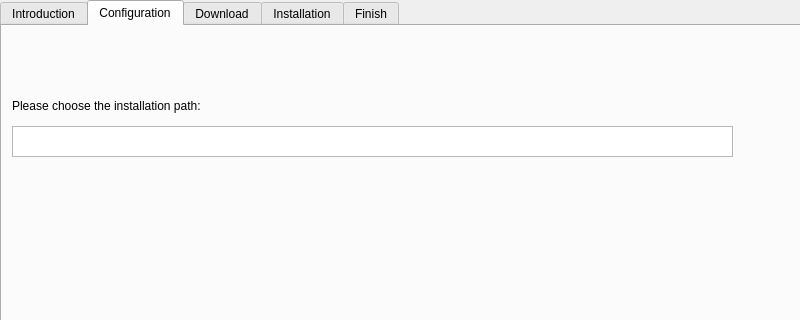
This is mainwindow.ui in WingsOfAltair/QtCPP-Installer as Qt 5 draws it before an edit; both pictures show x 0 to 800 and y 0 to 320 of the 800 by 648 pixel window. The edited form follows.
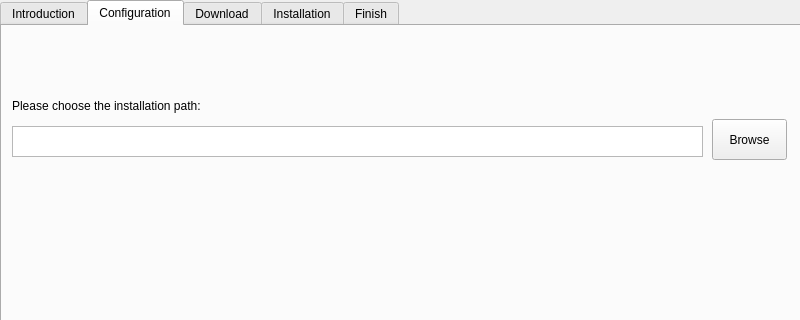
This is the edited form. The open tabs and pages were chosen to show the change.

Commit message:
WIP Added browse button for installation.
Also improved default installation path.

The edit to the form file:
```diff
--- a/mainwindow.ui
+++ b/mainwindow.ui
@@ -73,7 +73,7 @@
           <rect>
            <x>10</x>
            <y>100</y>
-           <width>721</width>
+           <width>691</width>
            <height>31</height>
           </rect>
          </property>
@@ -91,6 +91,19 @@
           <string>Please choose the installation path:</string>
          </property>
         </widget>
+        <widget class="QPushButton" name="browseButton">
+         <property name="geometry">
+          <rect>
+           <x>710</x>
+           <y>93</y>
+           <width>75</width>
+           <height>41</height>
+          </rect>
+         </property>
+         <property name="text">
+          <string>Browse</string>
+         </property>
+        </widget>
        </widget>
        <widget class="QWidget" name="tab">
         <attribute name="title">
```
The commit also changes 2 other files.
